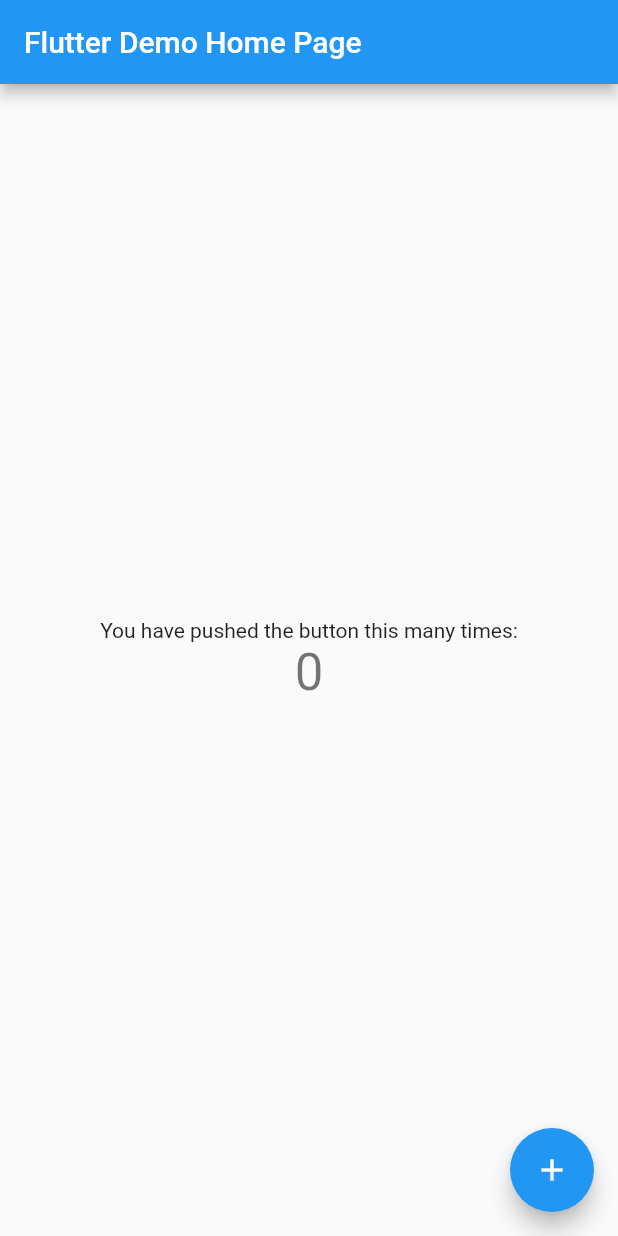
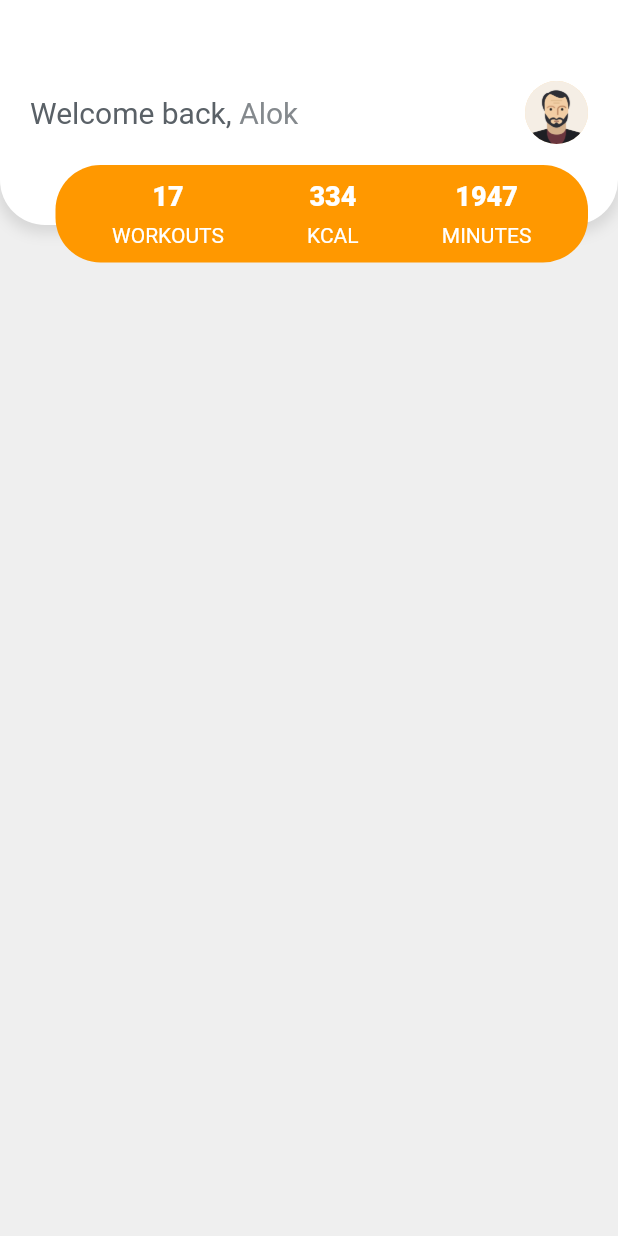
Before and after one commit to Senhordim/workout_app, a Flutter app: the screen it shows after launch, on a phone screen of 412 x 824 dp. Run offline on Flutter 3.47's test engine with Material 2 defaults, Android fonts, the phone set to English and light mode, and no system bars.

Commit message:
created Home and CustomAppBAr

```diff
--- a/lib/main.dart
+++ b/lib/main.dart
@@ -1,6 +1,12 @@
 import 'package:flutter/material.dart';
+import 'package:gynapp/pages/home.dart';
+import 'package:flutter/services.dart';
 
 void main() {
+  SystemChrome.setSystemUIOverlayStyle(SystemUiOverlayStyle(
+    // systemNavigationBarColor: Colors.blue, // navigation bar color
+    statusBarColor: Colors.white, // status bar color
+  ));
   runApp(MyApp());
 }
 
@@ -9,109 +15,13 @@ class MyApp extends StatelessWidget {
   @override
   Widget build(BuildContext context) {
     return MaterialApp(
-      title: 'Flutter Demo',
+      debugShowCheckedModeBanner: false,
+      title: 'Gyn APP',
       theme: ThemeData(
-        // This is the theme of your application.
-        //
-        // Try running your application with "flutter run". You'll see the
-        // application has a blue toolbar. Then, without quitting the app, try
-        // changing the primarySwatch below to Colors.green and then invoke
-        // "hot reload" (press "r" in the console where you ran "flutter run",
-        // or simply save your changes to "hot reload" in a Flutter IDE).
-        // Notice that the counter didn't reset back to zero; the application
-        // is not restarted.
-        primarySwatch: Colors.blue,
-        // This makes the visual density adapt to the platform that you run
-        // the app on. For desktop platforms, the controls will be smaller and
-        // closer together (more dense) than on mobile platforms.
+        primarySwatch: Colors.orange,
         visualDensity: VisualDensity.adaptivePlatformDensity,
       ),
-      home: MyHomePage(title: 'Flutter Demo Home Page'),
+      home: Home(),
     );
   }
 }
-
-class MyHomePage extends StatefulWidget {
-  MyHomePage({Key key, this.title}) : super(key: key);
-
-  // This widget is the home page of your application. It is stateful, meaning
-  // that it has a State object (defined below) that contains fields that affect
-  // how it looks.
-
-  // This class is the configuration for the state. It holds the values (in this
-  // case the title) provided by the parent (in this case the App widget) and
-  // used by the build method of the State. Fields in a Widget subclass are
-  // always marked "final".
-
-  final String title;
-
-  @override
-  _MyHomePageState createState() => _MyHomePageState();
-}
-
-class _MyHomePageState extends State<MyHomePage> {
-  int _counter = 0;
-
-  void _incrementCounter() {
-    setState(() {
-      // This call to setState tells the Flutter framework that something has
-      // changed in this State, which causes it to rerun the build method below
-      // so that the display can reflect the updated values. If we changed
-      // _counter without calling setState(), then the build method would not be
-      // called again, and so nothing would appear to happen.
-      _counter++;
-    });
-  }
-
-  @override
-  Widget build(BuildContext context) {
-    // This method is rerun every time setState is called, for instance as done
-    // by the _incrementCounter method above.
-    //
-    // The Flutter framework has been optimized to make rerunning build methods
-    // fast, so that you can just rebuild anything that needs updating rather
-    // than having to individually change instances of widgets.
-    return Scaffold(
-      appBar: AppBar(
-        // Here we take the value from the MyHomePage object that was created by
-        // the App.build method, and use it to set our appbar title.
-        title: Text(widget.title),
-      ),
-      body: Center(
-        // Center is a layout widget. It takes a single child and positions it
-        // in the middle of the parent.
-        child: Column(
-          // Column is also a layout widget. It takes a list of children and
-          // arranges them vertically. By default, it sizes itself to fit its
-          // children horizontally, and tries to be as tall as its parent.
-          //
-          // Invoke "debug painting" (press "p" in the console, choose the
-          // "Toggle Debug Paint" action from the Flutter Inspector in Android
-          // Studio, or the "Toggle Debug Paint" command in Visual Studio Code)
-          // to see the wireframe for each widget.
-          //
-          // Column has various properties to control how it sizes itself and
-          // how it positions its children. Here we use mainAxisAlignment to
-          // center the children vertically; the main axis here is the vertical
-          // axis because Columns are vertical (the cross axis would be
-          // horizontal).
-          mainAxisAlignment: MainAxisAlignment.center,
-          children: <Widget>[
-            Text(
-              'You have pushed the button this many times:',
-            ),
-            Text(
-              '$_counter',
-              style: Theme.of(context).textTheme.headline4,
-            ),
-          ],
-        ),
-      ),
-      floatingActionButton: FloatingActionButton(
-        onPressed: _incrementCounter,
-        tooltip: 'Increment',
-        child: Icon(Icons.add),
-      ), // This trailing comma makes auto-formatting nicer for build methods.
-    );
-  }
-}
--- /dev/null
+++ b/lib/pages/home.dart
@@ -0,0 +1,33 @@
+import 'package:flutter/material.dart';
+import 'package:flutter/services.dart';
+import 'package:gynapp/widgets/card_info/card_info.dart';
+import 'package:gynapp/widgets/custom_app_bar/custom_app_bar.dart';
+
+class Home extends StatelessWidget {
+  @override
+  Widget build(BuildContext context) {
+    return Scaffold(
+      backgroundColor: Color(0xffEFEFEF),
+      body: AnnotatedRegion<SystemUiOverlayStyle>(
+        value: SystemUiOverlayStyle.dark,
+        child: Container(
+          child: Column(
+            children: [
+              Stack(
+                overflow: Overflow.visible,
+                children: [
+                  CustomAppBar(),
+                  Positioned(
+                    top: 110,
+                    right: 20,
+                    child: CardInfo(),
+                  ),
+                ],
+              ),
+            ],
+          ),
+        ),
+      ),
+    );
+  }
+}
--- /dev/null
+++ b/lib/widgets/card_info/card_info.dart
@@ -0,0 +1,76 @@
+import 'package:flutter/material.dart';
+
+class CardInfo extends StatelessWidget {
+  @override
+  Widget build(BuildContext context) {
+    return Container(
+      width: 355,
+      padding: EdgeInsets.all(10),
+      decoration: BoxDecoration(
+          color: Theme.of(context).primaryColor,
+          borderRadius: BorderRadius.circular(30)),
+      child: Row(
+        mainAxisAlignment: MainAxisAlignment.spaceAround,
+        children: [
+          Column(
+            children: [
+              Text(
+                "17",
+                style: TextStyle(
+                    color: Colors.white,
+                    fontSize: 18,
+                    fontWeight: FontWeight.w900),
+              ),
+              SizedBox(
+                height: 8,
+              ),
+              Text("WORKOUTS",
+                  style: TextStyle(
+                      color: Colors.white,
+                      fontSize: 14,
+                      fontWeight: FontWeight.normal)),
+            ],
+          ),
+          Column(
+            children: [
+              Text(
+                "334",
+                style: TextStyle(
+                    color: Colors.white,
+                    fontSize: 18,
+                    fontWeight: FontWeight.w900),
+              ),
+              SizedBox(
+                height: 8,
+              ),
+              Text("KCAL",
+                  style: TextStyle(
+                      color: Colors.white,
+                      fontSize: 14,
+                      fontWeight: FontWeight.normal)),
+            ],
+          ),
+          Column(
+            children: [
+              Text(
+                "1947",
+                style: TextStyle(
+                    color: Colors.white,
+                    fontSize: 18,
+                    fontWeight: FontWeight.w900),
+              ),
+              SizedBox(
+                height: 8,
+              ),
+              Text("MINUTES",
+                  style: TextStyle(
+                      color: Colors.white,
+                      fontSize: 14,
+                      fontWeight: FontWeight.normal)),
+            ],
+          ),
+        ],
+      ),
+    );
+  }
+}
--- /dev/null
+++ b/lib/widgets/custom_app_bar/custom_app_bar.dart
@@ -0,0 +1,59 @@
+import 'package:flutter/material.dart';
+
+class CustomAppBar extends StatelessWidget {
+  @override
+  Widget build(BuildContext context) {
+    return Container(
+      height: 150,
+      decoration: BoxDecoration(
+        color: Colors.white,
+        borderRadius: BorderRadius.only(
+          bottomLeft: const Radius.circular(30.0),
+          bottomRight: const Radius.circular(30.0),
+        ),
+        boxShadow: [
+          BoxShadow(
+              color: Colors.black.withOpacity(0.1),
+              spreadRadius: 2,
+              blurRadius: 7,
+              offset: Offset(0, 3))
+        ],
+      ),
+      padding: EdgeInsets.all(20),
+      child: Row(
+        mainAxisAlignment: MainAxisAlignment.spaceBetween,
+        children: [
+          Container(
+            child: Row(
+              children: [
+                Text(
+                  "Welcome back, ",
+                  style: TextStyle(
+                      color: Color(0xff5A6167),
+                      fontSize: 20,
+                      fontWeight: FontWeight.w400),
+                ),
+                Text(
+                  "Alok",
+                  style: TextStyle(
+                      color: Color(0xff84898D),
+                      fontSize: 20,
+                      fontWeight: FontWeight.normal),
+                ),
+              ],
+            ),
+          ),
+          CircleAvatar(
+            radius: 21,
+            child: ClipOval(
+              child: Image.asset(
+                "assets/images/user_avatar.png",
+                fit: BoxFit.contain,
+              ),
+            ),
+          )
+        ],
+      ),
+    );
+  }
+}
--- a/pubspec.yaml
+++ b/pubspec.yaml
@@ -49,6 +49,9 @@ flutter:
   #   - images/a_dot_burr.jpeg
   #   - images/a_dot_ham.jpeg
 
+  assets:
+    - assets/images/
+
   # An image asset can refer to one or more resolution-specific "variants", see
   # https://flutter.dev/assets-and-images/#resolution-aware.
 
```
Also changed, not shown: assets/images/user_avatar.png (added).
